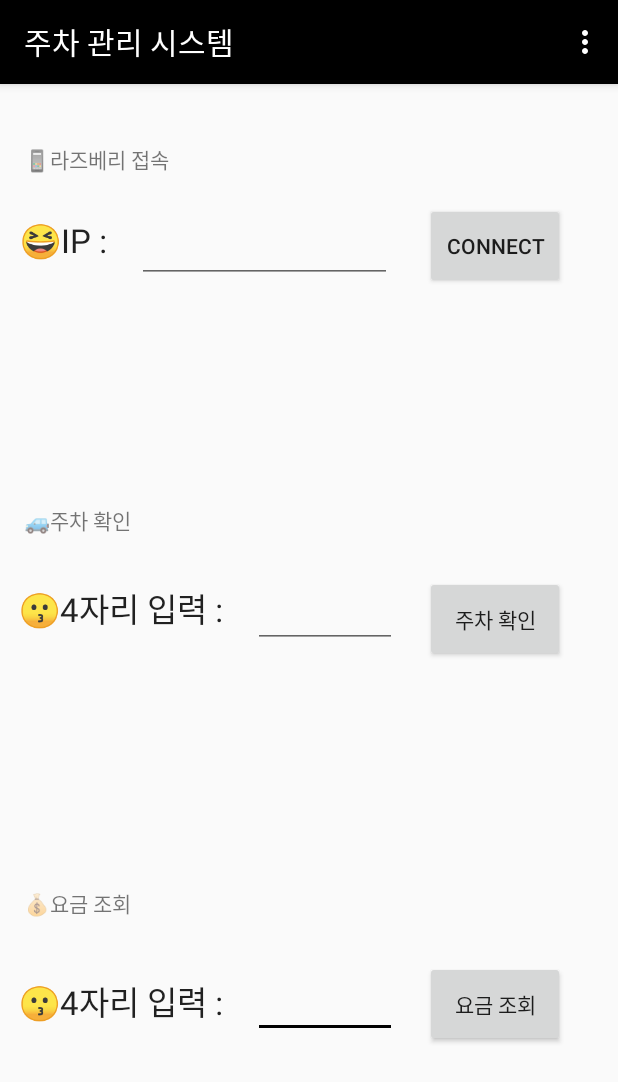
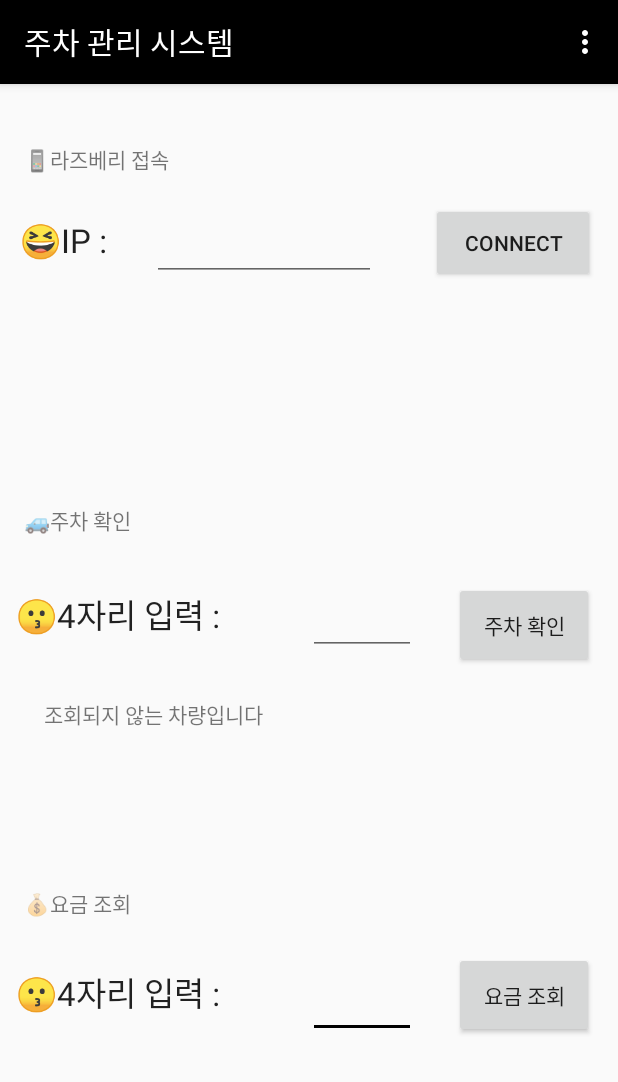
Before and after one commit to wookkl/Advanced-Embedded-Project, an Android app: the screen it shows after launch (MainActivity), after a tap on "주차 확인", on a phone screen of 412 x 824 dp. Shown: the top 1082 px of the screen. Run offline under Robolectric (Android 15) with nearby library versions, the phone set to English and light mode, and no system bars.

Commit message:
안드로이드 스튜디오 차량번호DB, TTS구현
- 차량번호4자리 + 구역문자1자리로 구성
- 1111,2222,3333은 미리 저장시켜둬서 확인차 사용
- 핸드폰으로 소켓통신 확인 성공
- 차량 조회까지 구성완료.

```diff
--- a/Android Studio/app/src/main/java/com/example/client_phone/MainActivity.java
+++ b/Android Studio/app/src/main/java/com/example/client_phone/MainActivity.java
@@ -6,6 +6,9 @@ import android.os.Bundle;
 import android.os.Handler;
 import android.os.Message;
 import android.os.NetworkOnMainThreadException;
+import android.speech.tts.TextToSpeech;
+import android.text.InputType;
+import android.util.Log;
 import android.view.Menu;
 import android.view.MenuItem;
 import android.view.View;
@@ -18,10 +21,17 @@ import androidx.appcompat.app.ActionBar;
 import androidx.appcompat.app.AppCompatActivity;
 
 import java.io.BufferedReader;
+import java.io.DataInputStream;
 import java.io.IOException;
 import java.io.InputStreamReader;
 import java.io.PrintWriter;
 import java.net.Socket;
+import java.text.SimpleDateFormat;
+import java.util.ArrayList;
+import java.util.Date;
+import java.util.Locale;
+
+import static android.speech.tts.TextToSpeech.ERROR;
 
 public class MainActivity extends AppCompatActivity implements View.OnClickListener {
 
@@ -31,6 +41,10 @@ public class MainActivity extends AppCompatActivity implements View.OnClickListe
     private Socket client_Socket;
     private BufferedReader inputStream;
     private PrintWriter outputStream;
+
+    //TTS---------------
+    private TextToSpeech tts;
+    //------------------
 
     TextView view1;
     TextView view2;
@@ -47,6 +61,8 @@ public class MainActivity extends AppCompatActivity implements View.OnClickListe
     Button socketConnectButton;
     Button parkingCheckButton;
     Button payCheckButton;
+
+    ArrayList<String> carInfoList = new ArrayList<String>();
 
     @Override
     protected void onCreate(Bundle savedInstanceState) {
@@ -75,6 +91,19 @@ public class MainActivity extends AppCompatActivity implements View.OnClickListe
         socketConnectButton.setOnClickListener(this);
         parkingCheckButton.setOnClickListener(this);
         payCheckButton.setOnClickListener(this);
+        carInfoList.add("1111A");
+        carInfoList.add("2222B");
+        carInfoList.add("3333C");
+
+        //tts-------------------
+        tts = new TextToSpeech(this, new TextToSpeech.OnInitListener() {
+            @Override
+            public void onInit(int status) {
+                if(status != ERROR){
+                    tts.setLanguage(Locale.KOREAN);
+                }
+            }
+        });
 
     }
 
@@ -88,9 +117,7 @@ public class MainActivity extends AppCompatActivity implements View.OnClickListe
     public boolean onOptionsItemSelected(MenuItem item){
         switch(item.getItemId()){
             case R.id.action_btn1:
-                return true;
             case R.id.action_btn2:
-                return true;
             case R.id.action_btn3:
                 return true;
             default:
@@ -98,14 +125,50 @@ public class MainActivity extends AppCompatActivity implements View.OnClickListe
         }
     }
 
+    @SuppressLint("SetTextI18n")
     @Override
     public void onClick(View v) {
         switch(v.getId()){
             case R.id.send:
                 String ip = ipWriteText.getText().toString();
+                connectInfo.setText(ip);
+//                long now = System.currentTimeMillis();
+//                Date mDate = new Date(now);
+//                @SuppressLint("SimpleDateFormat") SimpleDateFormat simpleDate = new SimpleDateFormat("hh:mm:ss");
+//                String getTime = simpleDate.format(mDate);
+//                connectInfo.setText(getTime);
                 connect(ip);
                 break;
             case R.id.sendCarNum1:
+
+                boolean carCheckFlag = false;
+                int index = 0;
+                String carNum = parkingCheckCarNum.getText().toString();
+
+                if(carInfoList != null){
+                    for(int i = 0 ; i < carInfoList.size(); i++){
+                        String storedCarNUm = carInfoList.get(i).substring(0,4);
+                        if(carNum.equals(storedCarNUm)){
+                            carCheckFlag = true;
+                            index = i;
+                        }
+                    }
+                }
+
+                if(carCheckFlag){
+                    //TTS
+                    checkInfo.setText("차량번호 : " + carNum + ", 주차 구역 : " + carInfoList.get(index).substring(4));
+                    if(carNum.substring(3).equals("2") || carNum.substring(3).equals("4") || carNum.substring(3).equals("5") || carNum.substring(3).equals("9"))
+                        tts.speak("차량번호 " + carNum + ". 는." + carInfoList.get(index).substring(4) + "구역에 있습니다",TextToSpeech.QUEUE_FLUSH,null);
+                    else
+                        tts.speak("차량번호 " + carNum + ". 은." + carInfoList.get(index).substring(4) + "구역에 있습니다",TextToSpeech.QUEUE_FLUSH,null);
+                }
+                else{
+                    //TTS
+                    checkInfo.setText("조회되지 않는 차량입니다");
+                    tts.speak("조회되지 않는 차량입니다",TextToSpeech.QUEUE_FLUSH,null);
+                }
+
                 break;
             case R.id.carNumWrite2:
                 break;
@@ -131,6 +194,11 @@ public class MainActivity extends AppCompatActivity implements View.OnClickListe
             }
         } catch (IOException e) {
             e.printStackTrace();
+        }
+        if(tts != null) {
+
+            tts.stop();
+            tts.shutdown();
         }
     }
 
--- a/Android Studio/app/src/main/res/layout/activity_first_view.xml
+++ b/Android Studio/app/src/main/res/layout/activity_first_view.xml
@@ -9,7 +9,7 @@
     <ImageView
         android:id="@+id/ex1"
         android:layout_width="match_parent"
-        android:layout_height="605dp"
+        android:layout_height="543dp"
         android:scaleType="fitXY"
         android:src="@drawable/main" />
 
--- a/Android Studio/app/src/main/res/layout/activity_main.xml
+++ b/Android Studio/app/src/main/res/layout/activity_main.xml
@@ -21,32 +21,32 @@
 
     <TextView
         android:id="@+id/checkInfo"
-        android:layout_width="357dp"
-        android:layout_height="80dp"
+        android:layout_width="316dp"
+        android:layout_height="69dp"
         app:layout_constraintBottom_toBottomOf="parent"
         app:layout_constraintEnd_toEndOf="parent"
-        app:layout_constraintHorizontal_bias="0.296"
+        app:layout_constraintHorizontal_bias="0.305"
         app:layout_constraintStart_toStartOf="parent"
         app:layout_constraintTop_toTopOf="parent"
-        app:layout_constraintVertical_bias="0.612" />
+        app:layout_constraintVertical_bias="0.586" />
 
     <TextView
         android:id="@+id/view3"
-        android:layout_width="155dp"
-        android:layout_height="55dp"
+        android:layout_width="192dp"
+        android:layout_height="47dp"
         android:text="@string/carNumWrite"
         android:textAppearance="@style/TextAppearance.AppCompat.Large"
         app:layout_constraintBottom_toBottomOf="parent"
         app:layout_constraintEnd_toEndOf="parent"
-        app:layout_constraintHorizontal_bias="0.05"
+        app:layout_constraintHorizontal_bias="0.047"
         app:layout_constraintStart_toStartOf="parent"
         app:layout_constraintTop_toTopOf="parent"
-        app:layout_constraintVertical_bias="0.835" />
+        app:layout_constraintVertical_bias="0.818" />
 
     <TextView
         android:id="@+id/view2"
-        android:layout_width="155dp"
-        android:layout_height="55dp"
+        android:layout_width="194dp"
+        android:layout_height="47dp"
         android:text="@string/carNumWrite"
         android:textAppearance="@style/TextAppearance.AppCompat.Large"
         app:layout_constraintBottom_toBottomOf="parent"
@@ -71,14 +71,14 @@
 
     <EditText
         android:id="@+id/carNumWrite2"
-        android:layout_width="96dp"
-        android:layout_height="41dp"
+        android:layout_width="72dp"
+        android:layout_height="44dp"
         android:ems="10"
         android:inputType="textPersonName"
         android:maxLength="4"
         app:layout_constraintBottom_toBottomOf="parent"
         app:layout_constraintEnd_toEndOf="parent"
-        app:layout_constraintHorizontal_bias="0.533"
+        app:layout_constraintHorizontal_bias="0.604"
         app:layout_constraintStart_toStartOf="parent"
         app:layout_constraintTop_toTopOf="parent"
         app:layout_constraintVertical_bias="0.818" />
@@ -90,10 +90,10 @@
         android:text="@string/sendCarNum2"
         app:layout_constraintBottom_toBottomOf="parent"
         app:layout_constraintEnd_toEndOf="parent"
-        app:layout_constraintHorizontal_bias="0.889"
+        app:layout_constraintHorizontal_bias="0.949"
         app:layout_constraintStart_toStartOf="parent"
         app:layout_constraintTop_toTopOf="parent"
-        app:layout_constraintVertical_bias="0.823" />
+        app:layout_constraintVertical_bias="0.814" />
 
     <TextView
         android:id="@+id/menu2"
@@ -115,24 +115,24 @@
         android:text="@string/sendCarNum"
         app:layout_constraintBottom_toBottomOf="parent"
         app:layout_constraintEnd_toEndOf="parent"
-        app:layout_constraintHorizontal_bias="0.889"
+        app:layout_constraintHorizontal_bias="0.949"
         app:layout_constraintStart_toStartOf="parent"
         app:layout_constraintTop_toTopOf="parent"
-        app:layout_constraintVertical_bias="0.462" />
+        app:layout_constraintVertical_bias="0.467" />
 
     <EditText
         android:id="@+id/carNumWrite1"
-        android:layout_width="96dp"
-        android:layout_height="42dp"
+        android:layout_width="72dp"
+        android:layout_height="44dp"
         android:ems="10"
         android:inputType="textPersonName"
         android:maxLength="4"
         app:layout_constraintBottom_toBottomOf="parent"
         app:layout_constraintEnd_toEndOf="parent"
-        app:layout_constraintHorizontal_bias="0.533"
+        app:layout_constraintHorizontal_bias="0.604"
         app:layout_constraintStart_toStartOf="parent"
         app:layout_constraintTop_toTopOf="parent"
-        app:layout_constraintVertical_bias="0.46" />
+        app:layout_constraintVertical_bias="0.465" />
 
     <TextView
         android:id="@+id/menu1"
@@ -149,26 +149,26 @@
 
     <Button
         android:id="@+id/send"
-        android:layout_width="93dp"
-        android:layout_height="57dp"
+        android:layout_width="109dp"
+        android:layout_height="53dp"
         android:text="@string/send"
         app:layout_constraintBottom_toBottomOf="parent"
         app:layout_constraintEnd_toEndOf="parent"
-        app:layout_constraintHorizontal_bias="0.889"
+        app:layout_constraintHorizontal_bias="0.949"
         app:layout_constraintStart_toStartOf="parent"
         app:layout_constraintTop_toTopOf="parent"
-        app:layout_constraintVertical_bias="0.112" />
+        app:layout_constraintVertical_bias="0.111" />
 
     <EditText
         android:id="@+id/ipWriteText"
-        android:layout_width="170dp"
-        android:layout_height="43dp"
+        android:layout_width="149dp"
+        android:layout_height="42dp"
         android:ems="10"
         android:inputType="textPersonName"
         android:maxLength="16"
         app:layout_constraintBottom_toBottomOf="parent"
         app:layout_constraintEnd_toEndOf="parent"
-        app:layout_constraintHorizontal_bias="0.377"
+        app:layout_constraintHorizontal_bias="0.385"
         app:layout_constraintStart_toStartOf="parent"
         app:layout_constraintTop_toTopOf="parent"
         app:layout_constraintVertical_bias="0.123" />
@@ -188,13 +188,13 @@
 
     <TextView
         android:id="@+id/payInfo"
-        android:layout_width="357dp"
-        android:layout_height="80dp"
+        android:layout_width="316dp"
+        android:layout_height="69dp"
         app:layout_constraintBottom_toBottomOf="parent"
         app:layout_constraintEnd_toEndOf="parent"
-        app:layout_constraintHorizontal_bias="0.351"
+        app:layout_constraintHorizontal_bias="0.305"
         app:layout_constraintStart_toStartOf="parent"
         app:layout_constraintTop_toTopOf="parent"
-        app:layout_constraintVertical_bias="0.975" />
+        app:layout_constraintVertical_bias="0.945" />
 
 </androidx.constraintlayout.widget.ConstraintLayout>
```
